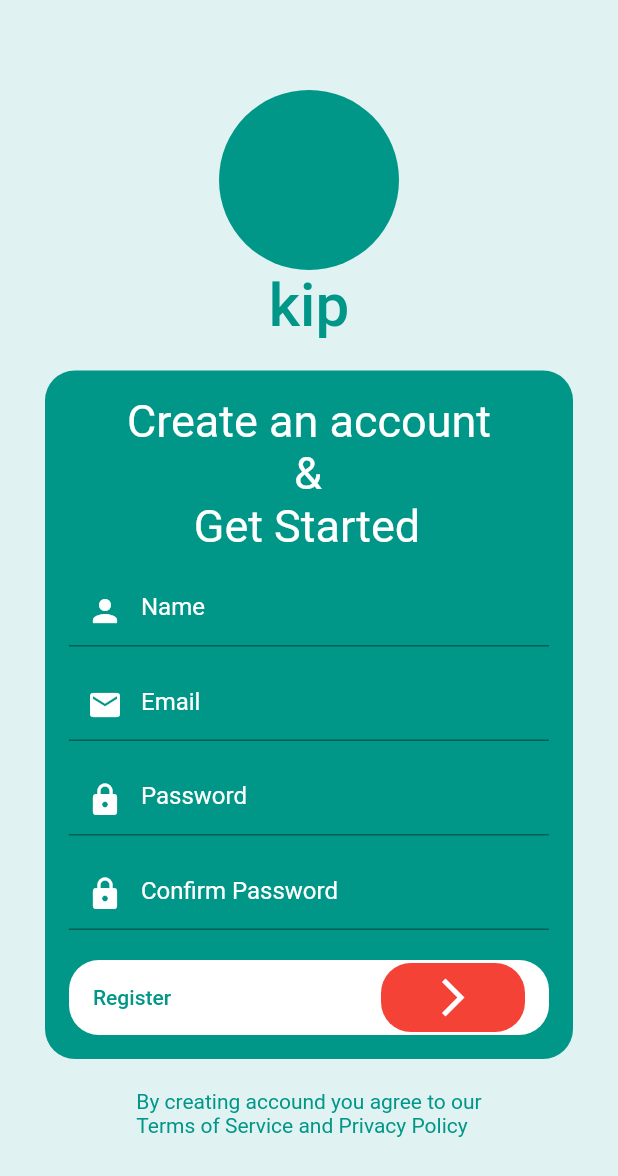
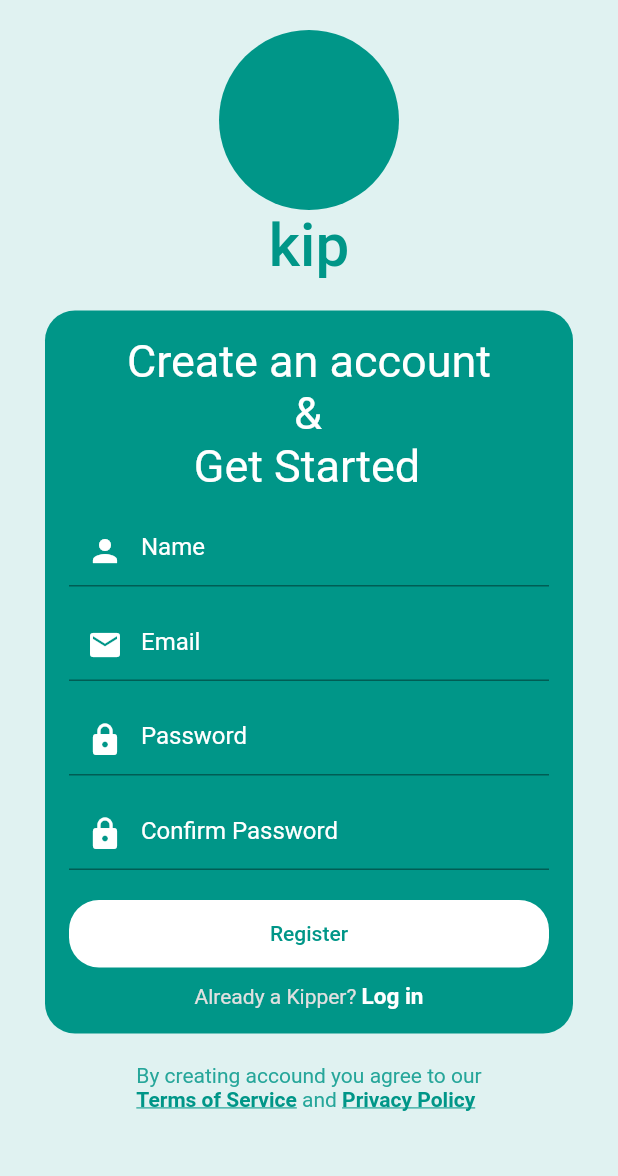
Before and after one commit to repleeka/kip_app, a Flutter app: the RegisterWidget screen opened directly, on a phone screen of 412 x 824 dp. Shown: the top 1176 px of the screen. Run offline on Flutter 3.47's test engine with Material 2 defaults, Android fonts, the phone set to English and light mode, and no system bars.

Commit message:
registration form widget finished.

```diff
--- a/kip_app/lib/screens/authenticate/forms/signupWidget.dart
+++ b/kip_app/lib/screens/authenticate/forms/signupWidget.dart
@@ -1,3 +1,4 @@
+import 'package:flutter/gestures.dart';
 import 'package:flutter/material.dart';
 import 'package:kip_app/shared/formConstants.dart';
 
@@ -17,16 +18,20 @@ class _RegisterWidgetState extends State<RegisterWidget> {
       ///themselves to avoid the onscreen keyboard whose height is defined by
       ///the ambient [MediaQuery]'s [MediaQueryData.viewInsets] bottom property.
       resizeToAvoidBottomInset: true,
+      body: Scaffold(
+        // appBar: AppBar(
+        //   backgroundColor: Colors.teal[50],
+        //   elevation: 0.0,
+        // ),
         body: Stack(
           children: <Widget>[
             Container(
               color: Colors.teal[50],
             ),
             SafeArea(
+              child: SingleChildScrollView(
                 child: Container(
-              // height: ,
-              padding: EdgeInsets.symmetric(horizontal: 30, vertical: 60),
-              child: SingleChildScrollView(
+                  padding: EdgeInsets.symmetric(horizontal: 30, vertical: 20),
                   child: Column(
                     children: [
                       Center(
@@ -76,7 +81,8 @@ class _RegisterWidgetState extends State<RegisterWidget> {
                                     children: [
                                       SizedBox(height: 15),
                                       TextFormField(
-                                      decoration: textInputDecoration.copyWith(
+                                        decoration:
+                                            textInputDecoration.copyWith(
                                           hintText: "Name",
                                           hintStyle: TextStyle(
                                             color: Colors.white,
@@ -90,7 +96,8 @@ class _RegisterWidgetState extends State<RegisterWidget> {
                                       ),
                                       SizedBox(height: 15),
                                       TextFormField(
-                                      decoration: textInputDecoration.copyWith(
+                                        decoration:
+                                            textInputDecoration.copyWith(
                                           hintText: "Email",
                                           hintStyle: TextStyle(
                                             color: Colors.white,
@@ -105,7 +112,8 @@ class _RegisterWidgetState extends State<RegisterWidget> {
                                       SizedBox(height: 15),
                                       TextFormField(
                                         obscureText: _obscurePassword,
-                                      decoration: textInputDecoration.copyWith(
+                                        decoration:
+                                            textInputDecoration.copyWith(
                                           hintText: "Password",
                                           hintStyle: TextStyle(
                                             color: Colors.white,
@@ -120,7 +128,8 @@ class _RegisterWidgetState extends State<RegisterWidget> {
                                       SizedBox(height: 15),
                                       TextFormField(
                                         obscureText: _obscurePassword,
-                                      decoration: textInputDecoration.copyWith(
+                                        decoration:
+                                            textInputDecoration.copyWith(
                                           hintStyle: TextStyle(
                                             color: Colors.white,
                                           ),
@@ -134,55 +143,72 @@ class _RegisterWidgetState extends State<RegisterWidget> {
                                       ),
                                       SizedBox(height: 20),
                                       ConstrainedBox(
+                                        ///[Register Button]
                                         constraints: BoxConstraints.tightFor(
-                                        height: 50,
+                                          height: 45,
                                           width: double.maxFinite,
                                         ),
                                         child: ElevatedButton(
                                           onPressed: () =>
                                               print("Register button pressed"),
-                                        child: Align(
-                                          alignment: Alignment.center,
-                                          child: Row(
-                                            // mainAxisAlignment:
-                                            //     MainAxisAlignment.spaceBetween,
-                                            children: [
-                                              Expanded(
-                                                flex: 2,
                                           child: Text(
                                             "Register",
                                             style: TextStyle(
-                                                      color: Colors.teal),
-                                                ),
-                                              ),
-                                              Expanded(
-                                                flex: 1,
-                                                child: Container(
-                                                  width: 60,
-                                                  padding: EdgeInsets.all(8.0),
-                                                  decoration: BoxDecoration(
-                                                    borderRadius:
-                                                        BorderRadius.circular(
-                                                            20.0),
-                                                    color: Colors.red,
-                                                  ),
-                                                  child: Icon(
-                                                    Icons.arrow_forward_ios,
-                                                    size: 30,
-                                                  ),
-                                                ),
-                                              ),
-                                            ],
+                                              color: Colors.teal,
                                             ),
                                           ),
                                           style: ElevatedButton.styleFrom(
                                             primary: Colors.white,
+                                            onPrimary: Colors.teal[200],
                                             elevation: 0.0,
                                             shape: RoundedRectangleBorder(
                                               borderRadius:
                                                   BorderRadius.circular(20.0),
                                             ),
                                           ),
+                                        ),
+                                      ),
+                                      SizedBox(height: 10),
+                                      RichText(
+                                        text: TextSpan(
+                                          text: "Already a Kipper? ",
+                                          style: TextStyle(
+                                            color: Colors.grey[300],
+                                          ),
+                                          children: [
+                                            TextSpan(
+                                              text: "Log in",
+                                              style: TextStyle(
+                                                color: Colors.white,
+                                                fontSize: 15,
+                                                fontWeight: FontWeight.bold,
+                                              ),
+                                              recognizer: TapGestureRecognizer()
+                                                ..onTap = () {
+                                                  ///[null check]
+                                                  ///in order to call method declared
+                                                  ///which may return a null value,
+                                                  ///we need to first of ensure that
+                                                  ///the Dart's sound null safety
+                                                  ///feature is preserved.
+                                                  ///
+                                                  ///To do that we have two options(or may be more..)
+                                                  /// [01][widget.toggleView?.call();]
+                                                  // setState(() {
+                                                  //   widget.toggleView?.call();
+                                                  // });
+                                                  widget.toggleView?.call();
+
+                                                  /// [02]Using [if block] for null check
+                                                  // if (widget.toggleView !=
+                                                  //     null) {
+                                                  //   widget.toggleView!();
+                                                  // }
+                                                  print(
+                                                      "onTap recognizer tapped from Register screen");
+                                                },
+                                            ),
+                                          ],
                                         ),
                                       ),
                                     ],
@@ -194,20 +220,45 @@ class _RegisterWidgetState extends State<RegisterWidget> {
                         ),
                       ),
                       SizedBox(height: 20),
-                    Text(
-                      "By creating accound you agree to our\nTerms of Service and Privacy Policy",
-                      style: TextStyle(
-                        color: Colors.teal,
-                        fontWeight: FontWeight.w400,
-                      ),
-                    ),
                       // Text(
-                    //   "Terms of Service and Privacy Policy",
+                      //   "By creating accound you agree to our\nTerms of Service and Privacy Policy",
                       //   style: TextStyle(
                       //     color: Colors.teal,
                       //     fontWeight: FontWeight.w400,
                       //   ),
-                    // )
+                      // ),
+                      RichText(
+                        text: TextSpan(
+                          text: "By creating accound you agree to our\n",
+                          style: TextStyle(
+                            color: Colors.teal[400],
+                          ),
+                          children: [
+                            TextSpan(
+                              text: "Terms of Service",
+                              style: TextStyle(
+                                fontWeight: FontWeight.bold,
+                                color: Colors.teal,
+                                decoration: TextDecoration.underline,
+                              ),
+                              recognizer: TapGestureRecognizer()
+                                ..onTap =
+                                    () => print("Terms of Service tapped"),
+                            ),
+                            TextSpan(text: " and "),
+                            TextSpan(
+                              text: "Privacy Policy",
+                              style: TextStyle(
+                                fontWeight: FontWeight.bold,
+                                color: Colors.teal,
+                                decoration: TextDecoration.underline,
+                              ),
+                              recognizer: TapGestureRecognizer()
+                                ..onTap = () => print("Privacy Policy tapped"),
+                            ),
+                          ],
+                        ),
+                      ),
                     ],
                   ),
                 ),
@@ -215,6 +266,7 @@ class _RegisterWidgetState extends State<RegisterWidget> {
             ),
           ],
         ),
+      ),
     );
   }
 }
```
Lines whose indentation alone changed are shown as unchanged.
